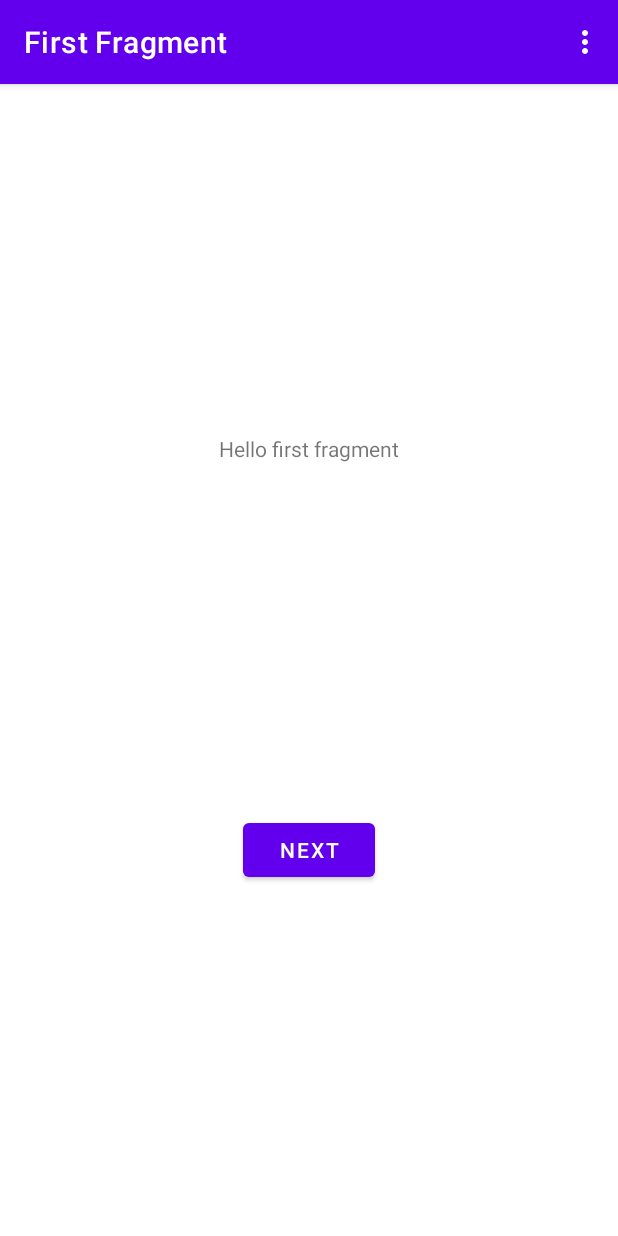
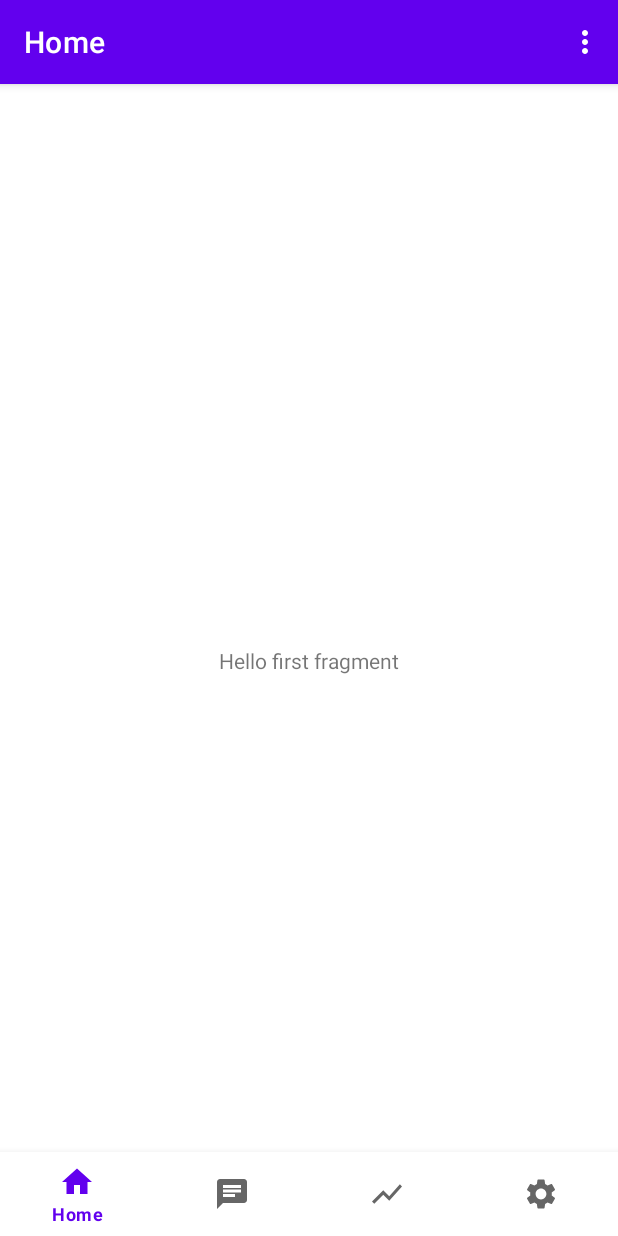
Before and after one commit to winkydes/SubMarker, an Android app: the screen it shows after launch (MainActivity), on a phone screen of 412 x 824 dp. Run offline under Robolectric (Android 15) with nearby library versions, the phone set to English and light mode, and no system bars; our stand-ins replace Firebase (no records; nobody signed in at launch, a user with empty details on screens opened directly), navigation-ui.

Commit message:
added all 4 fragments and bottom nav app bar with graph

```diff
--- a/app/src/main/java/com/example/submarker/FirstFragment.kt
+++ /dev/null
@@ -1,62 +0,0 @@
-package com.example.submarker
-
-import android.os.Bundle
-import android.util.Log
-import androidx.fragment.app.Fragment
-import android.view.LayoutInflater
-import android.view.View
-import android.view.ViewGroup
-import androidx.navigation.fragment.findNavController
-import com.example.submarker.databinding.FragmentFirstBinding
-import com.google.firebase.firestore.ktx.firestore
-import com.google.firebase.ktx.Firebase
-
-/**
- * A simple [Fragment] subclass as the default destination in the navigation.
- */
-class FirstFragment : Fragment() {
-    val db = Firebase.firestore
-    private var _binding: FragmentFirstBinding? = null
-
-    // This property is only valid between onCreateView and
-    // onDestroyView.
-    private val binding get() = _binding!!
-
-    override fun onCreateView(
-            inflater: LayoutInflater, container: ViewGroup?,
-            savedInstanceState: Bundle?
-    ): View? {
-
-        _binding = FragmentFirstBinding.inflate(inflater, container, false)
-        return binding.root
-
-    }
-
-    override fun onViewCreated(view: View, savedInstanceState: Bundle?) {
-        super.onViewCreated(view, savedInstanceState)
-        Log.d("TAG", "test")
-        val user = hashMapOf(
-            "first" to "Ada",
-            "last" to "Lovelace",
-            "born" to 1815
-        )
-        binding.buttonFirst.setOnClickListener {
-            db.collection("users")
-                .add(user)
-                .addOnSuccessListener { documentReference ->
-                    Log.d("TAG", "DocumentSnapshot added with ID: ${documentReference.id}")
-                }
-                .addOnFailureListener { e ->
-                    Log.w("TAG", "Error adding document", e)
-                }
-
-            findNavController().navigate(R.id.action_FirstFragment_to_SecondFragment)
-        }
-
-    }
-
-    override fun onDestroyView() {
-        super.onDestroyView()
-        _binding = null
-    }
-}
--- /dev/null
+++ b/app/src/main/java/com/example/submarker/HomeFragment.kt
@@ -0,0 +1,38 @@
+package com.example.submarker
+
+import android.os.Bundle
+import androidx.fragment.app.Fragment
+import android.view.LayoutInflater
+import android.view.View
+import android.view.ViewGroup
+import androidx.appcompat.app.AppCompatActivity
+import com.example.submarker.databinding.FragmentHomeBinding
+import com.google.firebase.firestore.ktx.firestore
+import com.google.firebase.ktx.Firebase
+
+class HomeFragment : Fragment() {
+    val db = Firebase.firestore
+    private var _binding: FragmentHomeBinding? = null
+
+    // This property is only valid between onCreateView and
+    // onDestroyView.
+    private val binding get() = _binding!!
+
+    override fun onCreateView(
+            inflater: LayoutInflater, container: ViewGroup?,
+            savedInstanceState: Bundle?
+    ): View? {
+        _binding = FragmentHomeBinding.inflate(inflater, container, false)
+        return binding.root
+
+    }
+
+    override fun onViewCreated(view: View, savedInstanceState: Bundle?) {
+        super.onViewCreated(view, savedInstanceState)
+    }
+
+    override fun onDestroyView() {
+        super.onDestroyView()
+        _binding = null
+    }
+}
--- a/app/src/main/java/com/example/submarker/MainActivity.kt
+++ b/app/src/main/java/com/example/submarker/MainActivity.kt
@@ -8,7 +8,11 @@
 import androidx.navigation.ui.setupActionBarWithNavController
 import android.view.Menu
 import android.view.MenuItem
+import androidx.fragment.app.Fragment
+import androidx.navigation.NavOptions
+import androidx.navigation.ui.setupWithNavController
 import com.example.submarker.databinding.ActivityMainBinding
+import com.google.android.material.bottomnavigation.BottomNavigationView
 import com.google.firebase.firestore.ktx.firestore
 import com.google.firebase.ktx.Firebase
 
@@ -28,6 +32,9 @@
         val navController = findNavController(R.id.nav_host_fragment_content_main)
         appBarConfiguration = AppBarConfiguration(navController.graph)
         setupActionBarWithNavController(navController, appBarConfiguration)
+
+        val bottomNavBar = findViewById<BottomNavigationView>(R.id.nav_bottom)
+        bottomNavBar.setupWithNavController(navController)
     }
 
     override fun onCreateOptionsMenu(menu: Menu): Boolean {
--- /dev/null
+++ b/app/src/main/res/drawable/ic_baseline_chat_24.xml
@@ -0,0 +1,5 @@
+<vector android:autoMirrored="true" android:height="24dp"
+    android:tint="#000000" android:viewportHeight="24"
+    android:viewportWidth="24" android:width="24dp" xmlns:android="http://schemas.android.com/apk/res/android">
+    <path android:fillColor="@android:color/white" android:pathData="M20,2L4,2c-1.1,0 -1.99,0.9 -1.99,2L2,22l4,-4h14c1.1,0 2,-0.9 2,-2L22,4c0,-1.1 -0.9,-2 -2,-2zM6,9h12v2L6,11L6,9zM14,14L6,14v-2h8v2zM18,8L6,8L6,6h12v2z"/>
+</vector>
--- /dev/null
+++ b/app/src/main/res/drawable/ic_baseline_home_24.xml
@@ -0,0 +1,5 @@
+<vector android:height="24dp" android:tint="#000000"
+    android:viewportHeight="24" android:viewportWidth="24"
+    android:width="24dp" xmlns:android="http://schemas.android.com/apk/res/android">
+    <path android:fillColor="@android:color/white" android:pathData="M10,20v-6h4v6h5v-8h3L12,3 2,12h3v8z"/>
+</vector>
--- /dev/null
+++ b/app/src/main/res/drawable/ic_baseline_settings_24.xml
@@ -0,0 +1,5 @@
+<vector android:height="24dp" android:tint="#000000"
+    android:viewportHeight="24" android:viewportWidth="24"
+    android:width="24dp" xmlns:android="http://schemas.android.com/apk/res/android">
+    <path android:fillColor="@android:color/white" android:pathData="M19.14,12.94c0.04,-0.3 0.06,-0.61 0.06,-0.94c0,-0.32 -0.02,-0.64 -0.07,-0.94l2.03,-1.58c0.18,-0.14 0.23,-0.41 0.12,-0.61l-1.92,-3.32c-0.12,-0.22 -0.37,-0.29 -0.59,-0.22l-2.39,0.96c-0.5,-0.38 -1.03,-0.7 -1.62,-0.94L14.4,2.81c-0.04,-0.24 -0.24,-0.41 -0.48,-0.41h-3.84c-0.24,0 -0.43,0.17 -0.47,0.41L9.25,5.35C8.66,5.59 8.12,5.92 7.63,6.29L5.24,5.33c-0.22,-0.08 -0.47,0 -0.59,0.22L2.74,8.87C2.62,9.08 2.66,9.34 2.86,9.48l2.03,1.58C4.84,11.36 4.8,11.69 4.8,12s0.02,0.64 0.07,0.94l-2.03,1.58c-0.18,0.14 -0.23,0.41 -0.12,0.61l1.92,3.32c0.12,0.22 0.37,0.29 0.59,0.22l2.39,-0.96c0.5,0.38 1.03,0.7 1.62,0.94l0.36,2.54c0.05,0.24 0.24,0.41 0.48,0.41h3.84c0.24,0 0.44,-0.17 0.47,-0.41l0.36,-2.54c0.59,-0.24 1.13,-0.56 1.62,-0.94l2.39,0.96c0.22,0.08 0.47,0 0.59,-0.22l1.92,-3.32c0.12,-0.22 0.07,-0.47 -0.12,-0.61L19.14,12.94zM12,15.6c-1.98,0 -3.6,-1.62 -3.6,-3.6s1.62,-3.6 3.6,-3.6s3.6,1.62 3.6,3.6S13.98,15.6 12,15.6z"/>
+</vector>
--- /dev/null
+++ b/app/src/main/res/drawable/ic_baseline_show_chart_24.xml
@@ -0,0 +1,5 @@
+<vector android:autoMirrored="true" android:height="24dp"
+    android:tint="#000000" android:viewportHeight="24"
+    android:viewportWidth="24" android:width="24dp" xmlns:android="http://schemas.android.com/apk/res/android">
+    <path android:fillColor="@android:color/white" android:pathData="M3.5,18.49l6,-6.01 4,4L22,6.92l-1.41,-1.41 -7.09,7.97 -4,-4L2,16.99z"/>
+</vector>
--- a/app/src/main/res/layout/activity_main.xml
+++ b/app/src/main/res/layout/activity_main.xml
@@ -22,4 +22,11 @@
 
     <include layout="@layout/content_main" />
 
+    <com.google.android.material.bottomnavigation.BottomNavigationView
+        android:id="@+id/nav_bottom"
+        android:layout_width="match_parent"
+        android:layout_height="wrap_content"
+        app:menu="@menu/bottom_navigation_menu"
+        android:layout_gravity="bottom"/>
+
 </androidx.coordinatorlayout.widget.CoordinatorLayout>
--- a/app/src/main/res/layout/fragment_first.xml
+++ b/app/src/main/res/layout/fragment_suggestion.xml
@@ -4,25 +4,15 @@
     xmlns:tools="http://schemas.android.com/tools"
     android:layout_width="match_parent"
     android:layout_height="match_parent"
-    tools:context=".FirstFragment">
+    tools:context=".SuggestionFragment">
 
     <TextView
-        android:id="@+id/textview_first"
+        android:id="@+id/textview_second"
         android:layout_width="wrap_content"
         android:layout_height="wrap_content"
-        android:text="@string/hello_first_fragment"
-        app:layout_constraintBottom_toTopOf="@id/button_first"
+        android:text="@string/hello_second_fragment"
+        app:layout_constraintBottom_toBottomOf="parent"
         app:layout_constraintEnd_toEndOf="parent"
         app:layout_constraintStart_toStartOf="parent"
         app:layout_constraintTop_toTopOf="parent" />
-
-    <Button
-        android:id="@+id/button_first"
-        android:layout_width="wrap_content"
-        android:layout_height="wrap_content"
-        android:text="@string/next"
-        app:layout_constraintBottom_toBottomOf="parent"
-        app:layout_constraintEnd_toEndOf="parent"
-        app:layout_constraintStart_toStartOf="parent"
-        app:layout_constraintTop_toBottomOf="@id/textview_first" />
 </androidx.constraintlayout.widget.ConstraintLayout>
--- /dev/null
+++ b/app/src/main/res/menu/bottom_navigation_menu.xml
@@ -0,0 +1,22 @@
+<menu xmlns:android="http://schemas.android.com/apk/res/android">
+    <item
+        android:id="@id/home"
+        android:enabled="true"
+        android:icon="@drawable/ic_baseline_home_24"
+        android:title="@string/btm_nav_home"/>
+    <item
+        android:id="@id/suggestion"
+        android:enabled="true"
+        android:icon="@drawable/ic_baseline_chat_24"
+        android:title="@string/btm_nav_suggestions"/>
+    <item
+        android:id="@id/dashboard"
+        android:enabled="true"
+        android:icon="@drawable/ic_baseline_show_chart_24"
+        android:title="@string/btm_nav_dashboard"/>
+    <item
+        android:id="@id/settings"
+        android:enabled="true"
+        android:icon="@drawable/ic_baseline_settings_24"
+        android:title="@string/btm_nav_settings"/>
+</menu>
--- a/app/src/main/res/navigation/nav_graph.xml
+++ b/app/src/main/res/navigation/nav_graph.xml
@@ -3,26 +3,31 @@
     xmlns:app="http://schemas.android.com/apk/res-auto"
     xmlns:tools="http://schemas.android.com/tools"
     android:id="@+id/nav_graph"
-    app:startDestination="@id/FirstFragment">
+    app:startDestination="@id/home">
 
     <fragment
-        android:id="@+id/FirstFragment"
-        android:name="com.example.submarker.FirstFragment"
-        android:label="@string/first_fragment_label"
-        tools:layout="@layout/fragment_first">
-
-        <action
-            android:id="@+id/action_FirstFragment_to_SecondFragment"
-            app:destination="@id/SecondFragment" />
+        android:id="@+id/home"
+        android:name="com.example.submarker.HomeFragment"
+        android:label="@string/home_fragment_label"
+        tools:layout="@layout/fragment_home">
     </fragment>
     <fragment
-        android:id="@+id/SecondFragment"
-        android:name="com.example.submarker.SecondFragment"
-        android:label="@string/second_fragment_label"
-        tools:layout="@layout/fragment_second">
+        android:id="@+id/suggestion"
+        android:name="com.example.submarker.SuggestionFragment"
+        android:label="@string/suggestion_fragment_label"
+        tools:layout="@layout/fragment_suggestion">
+    </fragment>
+    <fragment
+        android:id="@+id/dashboard"
+        android:name="com.example.submarker.DashboardFragment"
+        android:label="@string/dashboard_fragment_label"
+        tools:layout="@layout/fragment_dashboard">
+    </fragment>
+    <fragment
+        android:id="@+id/settings"
+        android:name="com.example.submarker.SettingsFragment"
+        android:label="@string/settings_fragment_label"
+        tools:layout="@layout/fragment_settings">
+    </fragment>
 
-        <action
-            android:id="@+id/action_SecondFragment_to_FirstFragment"
-            app:destination="@id/FirstFragment" />
-    </fragment>
 </navigation>
--- a/app/src/main/res/values/strings.xml
+++ b/app/src/main/res/values/strings.xml
@@ -2,11 +2,20 @@
     <string name="app_name">SubMarker</string>
     <string name="action_settings">Settings</string>
     <!-- Strings used for fragments for navigation -->
-    <string name="first_fragment_label">First Fragment</string>
-    <string name="second_fragment_label">Second Fragment</string>
+    <string name="home_fragment_label">Home</string>
+    <string name="suggestion_fragment_label">Suggestion</string>
+    <string name="dashboard_fragment_label">Dashboard</string>
+    <string name="settings_fragment_label">Settings</string>
     <string name="next">Next</string>
     <string name="previous">Previous</string>
 
     <string name="hello_first_fragment">Hello first fragment</string>
     <string name="hello_second_fragment">Hello second fragment. Arg: %1$s</string>
+
+    <string name="btm_nav_home">Home</string>
+    <string name="btm_nav_suggestions">Suggestions</string>
+    <string name="btm_nav_dashboard">Dashboard</string>
+    <string name="btm_nav_settings">Settings</string>
+    <!-- TODO: Remove or change this placeholder text -->
+    <string name="hello_blank_fragment">Hello blank fragment</string>
 </resources>
```
Also changed, not shown: app/src/main/java/com/example/submarker/DashboardFragment.kt (added, +39 -0 lines), app/src/main/java/com/example/submarker/SettingsFragment.kt (added, +40 -0 lines), app/src/main/java/com/example/submarker/SuggestionFragment.kt (renamed from app/src/main/java/com/example/submarker/SecondFragment.kt, +6 -9 lines), app/src/main/res/layout/fragment_dashboard.xml (added, +14 -0 lines), app/src/main/res/layout/fragment_home.xml (renamed from app/src/main/res/layout/fragment_second.xml, +4 -12 lines), app/src/main/res/layout/fragment_settings.xml (added, +14 -0 lines).
